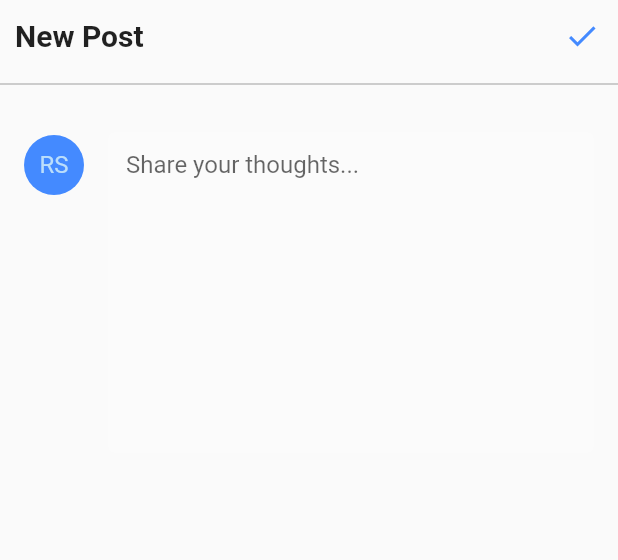
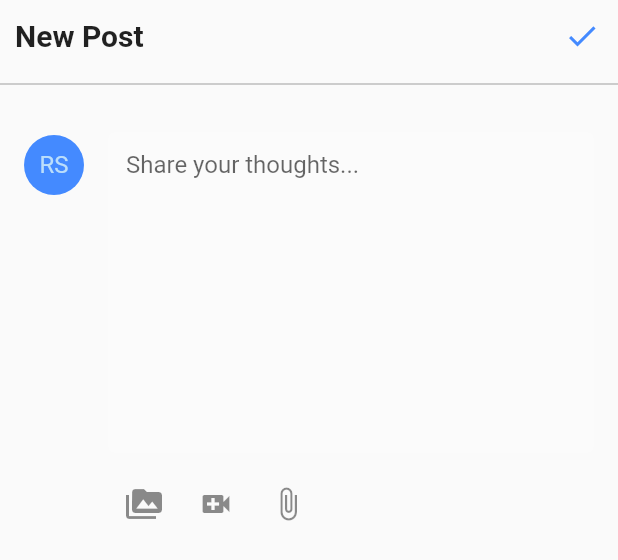
Before and after one commit to roshannizar/feed_box, a Flutter app: the BottomPanel widget shown alone on an empty page, opened directly, on a phone screen of 412 x 824 dp. Shown: the top 560 px of the screen. Run offline on Flutter 3.47's test engine with Material 2 defaults, Android fonts, the phone set to English and light mode, and no system bars; our stand-ins replace bottom_navy_bar, cloud_firestore, firebase_auth, flutter_spinkit, toggle_switch; accounts and stored records are empty.

Commit message:
Update bottom_panel.dart

```diff
--- a/lib/screens/postpanel/bottom_panel.dart
+++ b/lib/screens/postpanel/bottom_panel.dart
@@ -18,7 +18,7 @@ class _BottomPanelState extends State<BottomPanel> {
   bool isProgress = false;
   String fullname = '';
   String description;
-  String date = '2020/03/04';
+  String date = new DateTime.now().toString();
 
   @override
   Widget build(BuildContext context) {
@@ -103,6 +103,22 @@ class _BottomPanelState extends State<BottomPanel> {
                                   maxLines: 10,
                                 ),
                               ),
+                              subtitle: Row(
+                                children: <Widget>[
+                                  IconButton(
+                                    onPressed: (){},
+                                    icon: Icon(Icons.perm_media),
+                                  ),
+                                  IconButton(
+                                    onPressed: (){},
+                                    icon: Icon(Icons.video_call),
+                                  ),
+                                  IconButton(
+                                    onPressed: (){},
+                                    icon: Icon(Icons.attach_file),
+                                  )
+                                ],
+                              ),
                             ),
                           ],
                         ),
```
